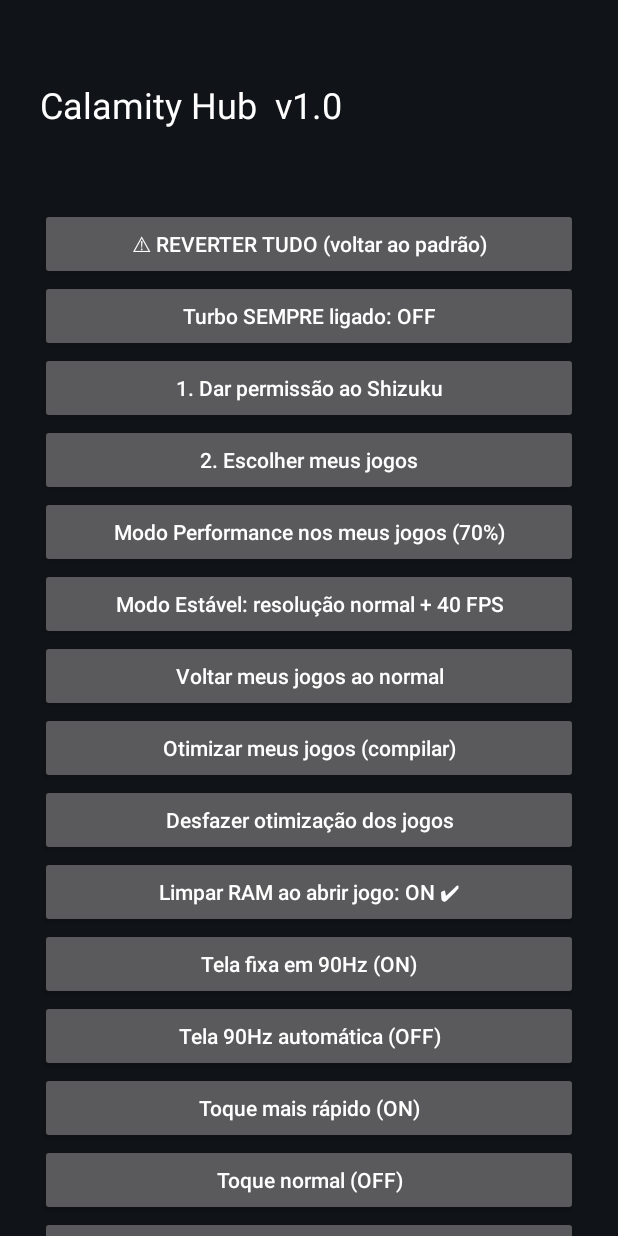
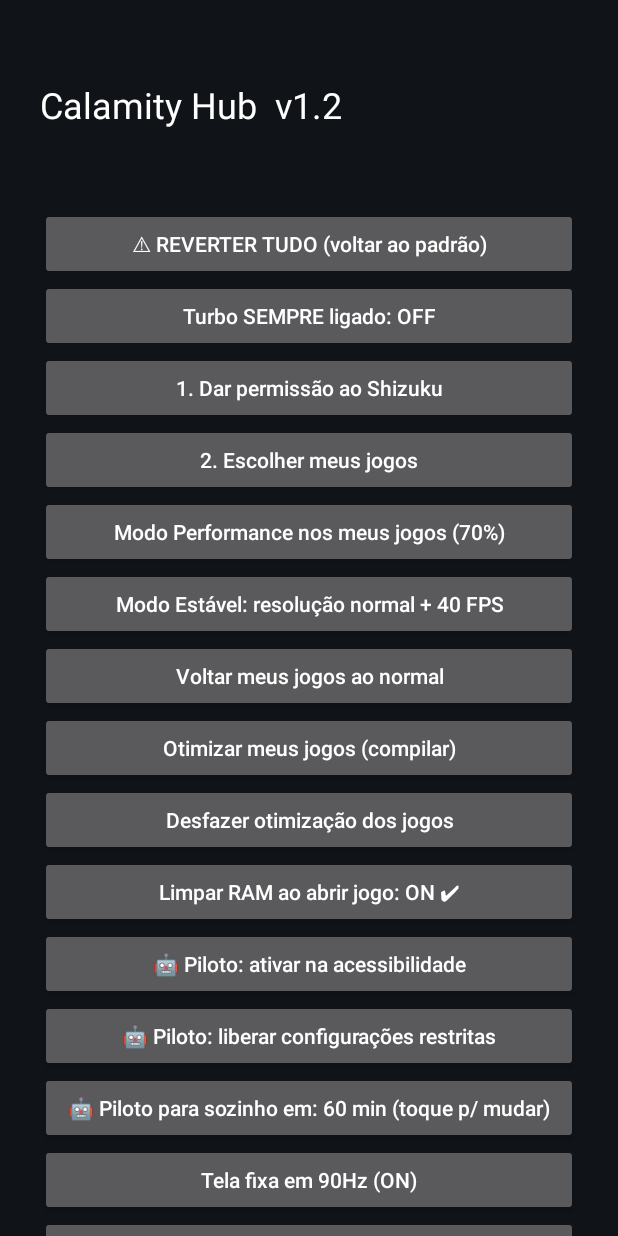
Before and after one commit to d63141644-svg/CalamityHub, an Android app: the screen it shows after launch (MainActivity), on a phone screen of 412 x 824 dp. Run offline under Robolectric (Android 15) with nearby library versions, the phone set to English and light mode, and no system bars; libraries missing offline, so code that uses them is left out: rikka.shizuku; 6 statements that could not run were skipped.

Commit message:
Update MainActivity.kt

```diff
--- a/app/src/main/java/com/calamity/hub/MainActivity.kt
+++ b/app/src/main/java/com/calamity/hub/MainActivity.kt
@@ -5,8 +5,10 @@ import android.app.AlertDialog
 import android.content.Intent
 import android.content.pm.PackageManager
 import android.graphics.Color
+import android.net.Uri
 import android.os.Build
 import android.os.Bundle
+import android.provider.Settings
 import android.widget.Button
 import android.widget.LinearLayout
 import android.widget.ScrollView
@@ -35,6 +37,7 @@ class MainActivity : Activity() {
     private lateinit var log: TextView
     private lateinit var alwaysBtn: Button
     private lateinit var cleanBtn: Button
+    private lateinit var autoBtn: Button
     private lateinit var root: LinearLayout
 
     private val permListener =
@@ -58,7 +61,7 @@ class MainActivity : Activity() {
             setBackgroundColor(Color.parseColor("#101418"))
         }
         root.addView(TextView(this).apply {
-            text = "Calamity Hub  v1.0"
+            text = "Calamity Hub  v1.2"
             textSize = 24f
             setTextColor(Color.WHITE)
         })
@@ -139,6 +142,24 @@ class MainActivity : Activity() {
         }
         root.addView(cleanBtn)
 
+        root.addView(btn("🤖 Piloto: ativar na acessibilidade") {
+            if (games().isEmpty()) log.text = "Antes, marque o Oniro em '2. Escolher meus jogos'."
+            startActivity(Intent(Settings.ACTION_ACCESSIBILITY_SETTINGS))
+        })
+        root.addView(btn("🤖 Piloto: liberar configurações restritas") {
+            startActivity(
+                Intent(Settings.ACTION_APPLICATION_DETAILS_SETTINGS, Uri.parse("package:$packageName"))
+            )
+        })
+        autoBtn = btn("") {
+            val opts = intArrayOf(30, 60, 120, 240, 480)
+            val cur = prefs().getInt("auto_minutes", 60)
+            val nxt = opts[(opts.indexOf(cur) + 1) % opts.size]
+            prefs().edit().putInt("auto_minutes", nxt).apply()
+            updateAutoText()
+        }
+        root.addView(autoBtn)
+
         root.addView(sh("Tela fixa em 90Hz (ON)",
             "settings put system min_refresh_rate 90.0; settings put system peak_refresh_rate 90.0; echo '90Hz fixo ligado'"))
         root.addView(sh("Tela 90Hz automática (OFF)",
@@ -147,8 +168,6 @@ class MainActivity : Activity() {
             "settings put secure long_press_timeout 250; settings put secure multi_press_timeout 250; echo 'Toque rápido ligado'"))
         root.addView(sh("Toque normal (OFF)",
             "settings delete secure long_press_timeout; settings delete secure multi_press_timeout; echo 'Toque normal'"))
-        root.addView(sh("Diagnóstico de janelas",
-            "pm list packages | grep -i -E 'float|multiwindow|multi_window|panel|sidebar|shalltry|transsion'; echo ---; pm list packages | grep -i -E 'whatsapp|youtube'"))
         root.addView(sh("Animações rápidas (0.5x)",
             "settings put global window_animation_scale 0.5; settings put global transition_animation_scale 0.5; settings put global animator_duration_scale 0.5; echo 'Animações 0.5x'"))
         root.addView(sh("Animações normais (1x)",
@@ -172,6 +191,7 @@ class MainActivity : Activity() {
 
         updateAlwaysText()
         updateCleanText()
+        updateAutoText()
         if (prefs().getBoolean("always", false)) {
             startForegroundService(Intent(this, TurboService::class.java))
         }
@@ -208,6 +228,10 @@ class MainActivity : Activity() {
 
     private fun updateCleanText() {
         cleanBtn.text = "Limpar RAM ao abrir jogo: " + if (prefs().getBoolean("clean", true)) "ON ✔" else "OFF"
+    }
+
+    private fun updateAutoText() {
+        autoBtn.text = "🤖 Piloto para sozinho em: ${prefs().getInt("auto_minutes", 60)} min (toque p/ mudar)"
     }
 
     private fun pickGames() {
```
